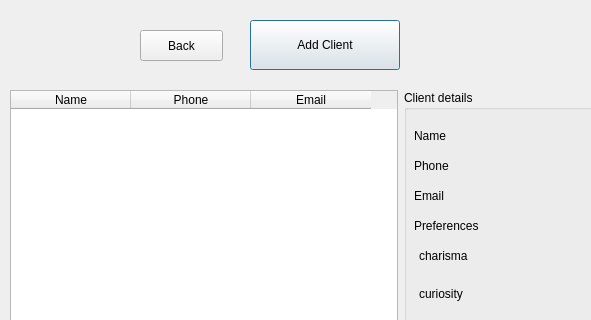
Before: the Qt Designer form manageclient.ui in ColeMacdonald1709/comp3004, drawn with Qt 5; both pictures show x 0 to 591 and y 0 to 320 of the 800 by 500 pixel window.
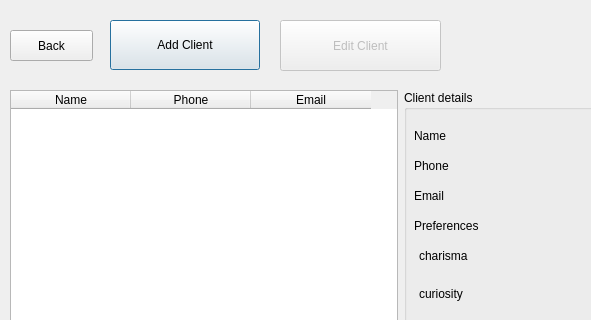
After: the same form once the commit is applied.

Commit message: debugging manageclient/others

Diff of the .ui file:
```diff
--- a/manageclient.ui
+++ b/manageclient.ui
@@ -469,7 +469,7 @@
   <widget class="QPushButton" name="addclientbutton">
    <property name="geometry">
     <rect>
-     <x>250</x>
+     <x>110</x>
      <y>20</y>
      <width>150</width>
      <height>50</height>
@@ -500,7 +500,7 @@
   <widget class="QPushButton" name="btnLogout">
    <property name="geometry">
     <rect>
-     <x>140</x>
+     <x>10</x>
      <y>30</y>
      <width>83</width>
      <height>31</height>
@@ -510,6 +510,22 @@
     <string>Back</string>
    </property>
   </widget>
+  <widget class="QPushButton" name="btnEditclient">
+   <property name="enabled">
+    <bool>false</bool>
+   </property>
+   <property name="geometry">
+    <rect>
+     <x>280</x>
+     <y>20</y>
+     <width>161</width>
+     <height>51</height>
+    </rect>
+   </property>
+   <property name="text">
+    <string>Edit Client</string>
+   </property>
+  </widget>
  </widget>
  <resources/>
  <connections/>
```
Left out of the diff: 2 changed lines with no effect on the pictures. The commit also changes 10 other files.
